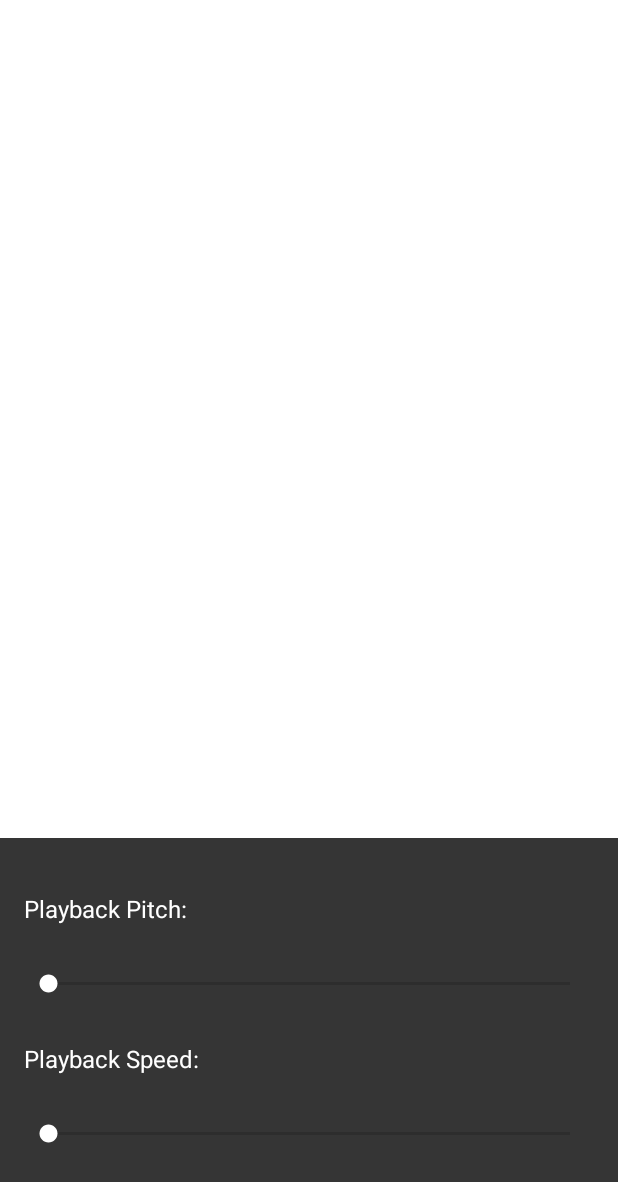
After one commit to dangtuanminh08/DigitalAudioNoiseGenerator, an Android app: the layout player_settings.xml on its own in the app's theme, with its tools: preview values and no code run, on a phone screen of 412 x 824 dp. The commit adds this screen. Shown: the top 1182 px of the screen. Run offline under Robolectric (Android 15) with nearby library versions, the phone set to English and light mode, and no system bars.

Commit message:
Playback speed/pitch setting

```diff
--- a/app/build.gradle.kts
+++ b/app/build.gradle.kts
@@ -38,9 +38,11 @@ dependencies {
     implementation(libs.material)
     implementation(libs.media3.exoplayer)
     implementation(libs.media3.exoplayer.dash)
+    implementation(libs.media)
     implementation(libs.media3.ui)
     implementation(libs.core.ktx)
     implementation(libs.media3.session)
+    implementation(libs.material.v1110)
     implementation(libs.android.gif.drawable)
     testImplementation(libs.junit)
     androidTestImplementation(libs.ext.junit)
--- a/app/src/main/java/com/example/audioplayer/ItemAdapter.java
+++ b/app/src/main/java/com/example/audioplayer/ItemAdapter.java
@@ -41,7 +41,7 @@ public class ItemAdapter extends RecyclerView.Adapter<ItemAdapter.MyViewHolder>
         holder.artistTextView.setText(currentItem.getArtist());
 
         if (position == selectedPosition) {
-            holder.titleTextView.setTextColor(Color.rgb(255, 150, 255));
+            holder.titleTextView.setTextColor(Color.argb(255, 255, 120, 190));
         } else {
             holder.titleTextView.setTextColor(Color.WHITE);
         }
--- a/app/src/main/res/layout/activity_main.xml
+++ b/app/src/main/res/layout/activity_main.xml
@@ -20,7 +20,7 @@
 
     <com.google.android.material.tabs.TabLayout
         android:id="@+id/tabLayout"
-        android:layout_width="414dp"
+        android:layout_width="match_parent"
         android:layout_height="40dp"
         app:layout_constraintEnd_toEndOf="parent"
         app:layout_constraintStart_toStartOf="parent"
@@ -39,8 +39,8 @@
 
     <androidx.viewpager2.widget.ViewPager2
         android:id="@+id/viewPager"
-        android:layout_width="411dp"
-        android:layout_height="564dp"
+        android:layout_width="match_parent"
+        android:layout_height="681dp"
         app:layout_constraintEnd_toEndOf="parent"
         app:layout_constraintHorizontal_bias="0.0"
         app:layout_constraintStart_toStartOf="parent"
--- a/app/src/main/res/layout/activity_player.xml
+++ b/app/src/main/res/layout/activity_player.xml
@@ -37,7 +37,7 @@
             android:src="@drawable/baseline_more_vert_24" />
 
         <ImageButton
-            android:id="@+id/menuButton_player"
+            android:id="@+id/player_menu"
             android:layout_width="48dp"
             android:layout_height="48dp"
             android:layout_marginTop="10dp"
@@ -62,8 +62,6 @@
         app:player_layout_id="@layout/real_custom_player_view"
         app:show_shuffle_button="true"
         app:use_artwork="true"
-        app:use_controller="true">
-
-    </androidx.media3.ui.PlayerView>
+        app:use_controller="true" />
 
 </LinearLayout>
--- /dev/null
+++ b/app/src/main/res/layout/player_settings.xml
@@ -0,0 +1,64 @@
+<?xml version="1.0" encoding="utf-8"?>
+<androidx.constraintlayout.widget.ConstraintLayout xmlns:android="http://schemas.android.com/apk/res/android"
+    xmlns:app="http://schemas.android.com/apk/res-auto"
+    android:layout_width="match_parent"
+    android:layout_height="match_parent">
+
+    <LinearLayout
+        android:id="@+id/linearLayout2"
+        android:layout_width="match_parent"
+        android:layout_height="265dp"
+        android:background="#353535"
+        android:orientation="vertical"
+        android:padding="16dp"
+        app:layout_constraintBottom_toBottomOf="parent"
+        app:layout_constraintEnd_toEndOf="parent"
+        app:layout_constraintStart_toStartOf="parent">
+
+        <TextView
+            android:id="@+id/pitch_text"
+            android:layout_width="match_parent"
+            android:layout_height="wrap_content"
+            android:layout_marginTop="20dp"
+            android:text="Playback Pitch:"
+            android:textColor="@color/white"
+            android:textSize="16sp" />
+
+        <SeekBar
+            android:id="@+id/pitch_bar"
+            android:layout_width="match_parent"
+            android:layout_height="18dp"
+            android:layout_marginTop="30dp"
+            android:layout_marginBottom="30dp"
+            android:progressTint="@color/white"
+            android:secondaryProgressTint="@color/white"
+            android:thumbTint="@color/white"
+            app:layout_constraintEnd_toEndOf="parent"
+            app:layout_constraintHorizontal_bias="0.5"
+            app:layout_constraintStart_toStartOf="parent"
+            app:layout_constraintTop_toBottomOf="@id/artist_name" />
+
+        <TextView
+            android:id="@+id/speed_text"
+            android:layout_width="match_parent"
+            android:layout_height="wrap_content"
+            android:text="Playback Speed:"
+            android:textColor="@color/white"
+            android:textSize="16sp" />
+
+        <SeekBar
+            android:id="@+id/speed_bar"
+            android:layout_width="match_parent"
+            android:layout_height="18dp"
+            android:layout_marginTop="30dp"
+            android:progressTint="@color/white"
+            android:secondaryProgressTint="@color/white"
+            android:thumbTint="@color/white"
+            app:layout_constraintEnd_toEndOf="parent"
+            app:layout_constraintHorizontal_bias="0.5"
+            app:layout_constraintStart_toStartOf="parent"
+            app:layout_constraintTop_toBottomOf="@id/artist_name" />
+
+    </LinearLayout>
+
+</androidx.constraintlayout.widget.ConstraintLayout>
--- a/app/src/main/res/values-night/themes.xml
+++ b/app/src/main/res/values-night/themes.xml
@@ -2,8 +2,8 @@
     <!-- Base application theme. -->
     <style name="Theme.AudioPlayer" parent="Theme.MaterialComponents.DayNight.DarkActionBar">
         <!-- Primary brand color. -->
-        <item name="colorPrimary">@color/purple_200</item>
-        <item name="colorPrimaryVariant">@color/purple_700</item>
+        <item name="colorPrimary">#FF80D9</item>
+        <item name="colorPrimaryVariant">#F03690</item>
         <item name="colorOnPrimary">@color/black</item>
         <!-- Secondary brand color. -->
         <item name="colorSecondary">@color/teal_200</item>
--- a/gradle/libs.versions.toml
+++ b/gradle/libs.versions.toml
@@ -7,6 +7,8 @@ junitVersion = "1.2.1"
 espressoCore = "3.6.1"
 appcompat = "1.7.0"
 material = "1.12.0"
+materialVersion = "1.11.0"
+media = "1.7.0"
 media3ExoplayerDash = "1.5.1"
 
 [libraries]
@@ -17,6 +19,8 @@ ext-junit = { group = "androidx.test.ext", name = "junit", version.ref = "junitV
 espresso-core = { group = "androidx.test.espresso", name = "espresso-core", version.ref = "espressoCore" }
 appcompat = { group = "androidx.appcompat", name = "appcompat", version.ref = "appcompat" }
 material = { group = "com.google.android.material", name = "material", version.ref = "material" }
+material-v1110 = { module = "com.google.android.material:material", version.ref = "materialVersion" }
+media = { module = "androidx.media:media", version.ref = "media" }
 media3-exoplayer = { module = "androidx.media3:media3-exoplayer", version.ref = "media3ExoplayerDash" }
 media3-exoplayer-dash = { module = "androidx.media3:media3-exoplayer-dash", version.ref = "media3ExoplayerDash" }
 media3-session = { module = "androidx.media3:media3-session", version.ref = "media3ExoplayerDash" }
```
Also changed, not shown: app/src/main/java/com/example/audioplayer/PlaybackSpeedManager.java (added, +36 -0 lines), app/src/main/java/com/example/audioplayer/PlayerActivity.java (+90 -4 lines).
